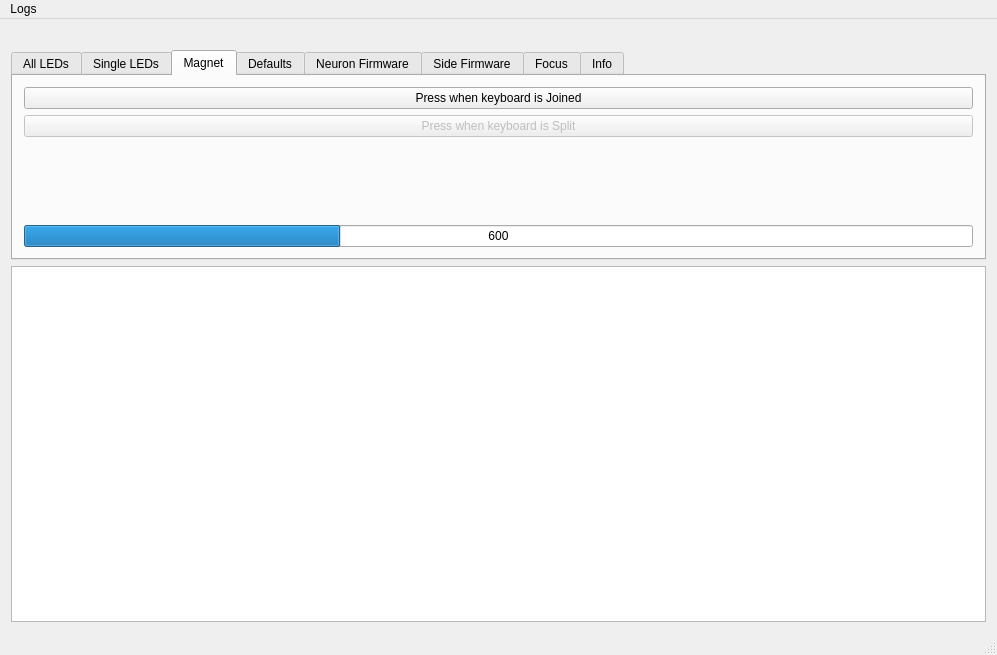
Before: the Qt Designer form combined_tests/mainwindow.ui in Dygmalab/assembly_tests, drawn with Qt 5.
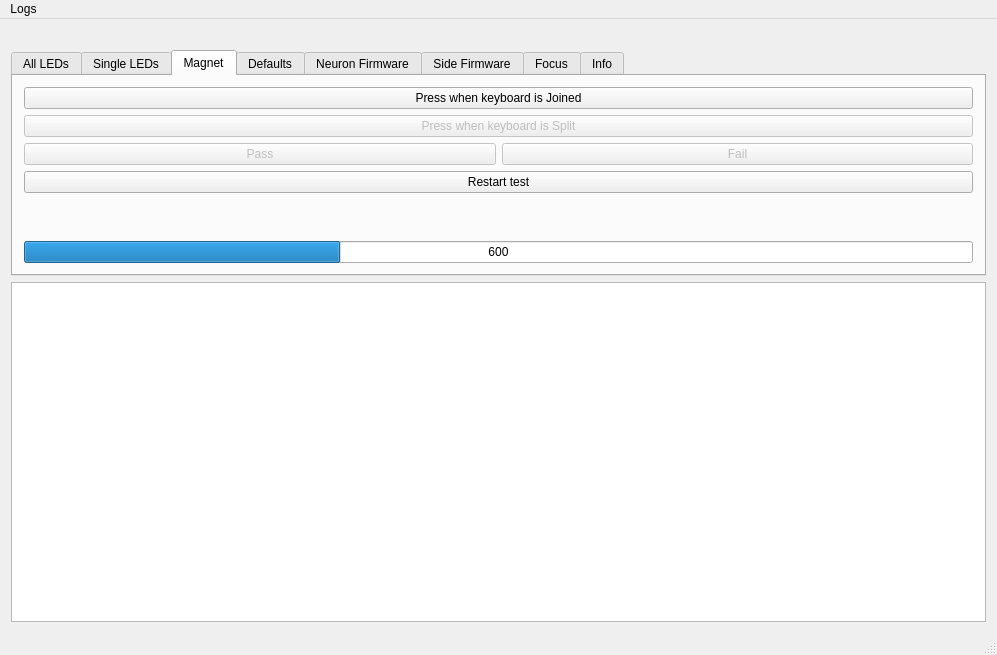
After: the same form once the commit is applied. Icons and pictures are not drawn.

Commit message: pass/fail on magnet test

What changed in the file:
```diff
--- a/combined_tests/mainwindow.ui
+++ b/combined_tests/mainwindow.ui
@@ -140,6 +140,30 @@
          <layout class="QHBoxLayout" name="horizontalLayout">
           <item>
            <layout class="QGridLayout" name="gridLayout_2">
+            <item row="2" column="0">
+             <layout class="QHBoxLayout" name="horizontalLayout_8">
+              <item>
+               <widget class="QPushButton" name="magnet_pass">
+                <property name="enabled">
+                 <bool>false</bool>
+                </property>
+                <property name="text">
+                 <string>Pass</string>
+                </property>
+               </widget>
+              </item>
+              <item>
+               <widget class="QPushButton" name="magnet_fail">
+                <property name="enabled">
+                 <bool>false</bool>
+                </property>
+                <property name="text">
+                 <string>Fail</string>
+                </property>
+               </widget>
+              </item>
+             </layout>
+            </item>
             <item row="0" column="0">
              <widget class="QPushButton" name="magnet_joined">
               <property name="enabled">
@@ -160,7 +184,7 @@
               </property>
              </widget>
             </item>
-            <item row="3" column="0">
+            <item row="5" column="0">
              <widget class="QProgressBar" name="magnet_level">
               <property name="minimum">
                <number>500</number>
@@ -179,7 +203,7 @@
               </property>
              </widget>
             </item>
-            <item row="2" column="0">
+            <item row="4" column="0">
              <spacer name="verticalSpacer_3">
               <property name="orientation">
                <enum>Qt::Vertical</enum>
@@ -192,6 +216,13 @@
               </property>
              </spacer>
             </item>
+            <item row="3" column="0">
+             <widget class="QPushButton" name="magnet_restart">
+              <property name="text">
+               <string>Restart test</string>
+              </property>
+             </widget>
+            </item>
            </layout>
           </item>
          </layout>
```
The commit also changes 2 other files.
